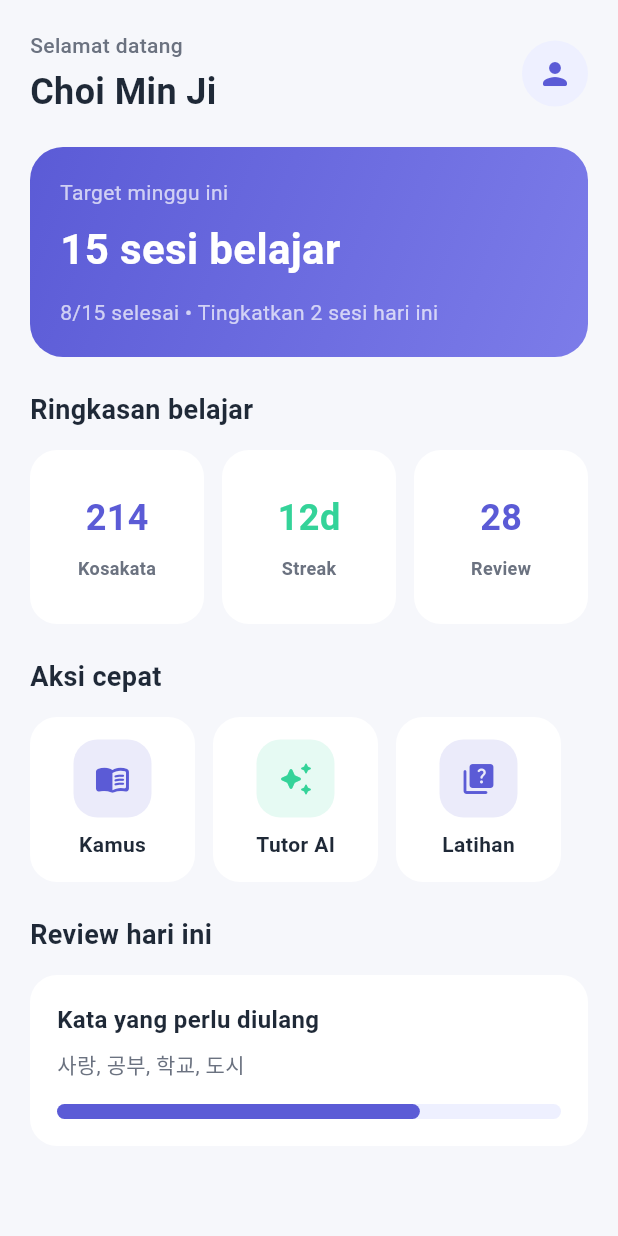
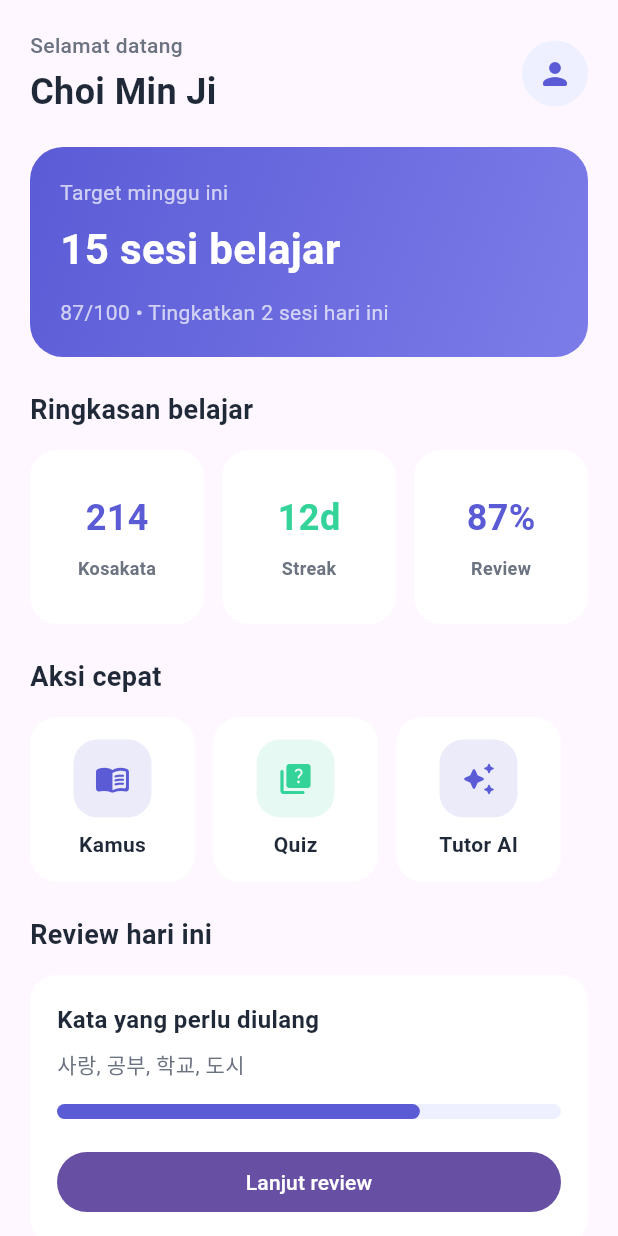
Before and after one commit to xawo871/koreamate-app, a Flutter app: the HomePage screen opened directly, on a phone screen of 412 x 824 dp. Run offline on Flutter 3.47's test engine with Material 3 defaults, Android fonts, the phone set to English and light mode, and no system bars; statements that could not run were skipped.

Commit message:
Add persisted learning progress data so the app keeps vocabulary, review, and quiz state across sessions instead of staying purely static.

```diff
--- a/apps/mobile/lib/screens/home_page.dart
+++ b/apps/mobile/lib/screens/home_page.dart
@@ -1,22 +1,40 @@
 import 'package:flutter/material.dart';
 
+import '../services/learning_storage.dart';
 import '../theme.dart';
 
-class HomePage extends StatelessWidget {
+class HomePage extends StatefulWidget {
   const HomePage({super.key});
 
   @override
+  State<HomePage> createState() => _HomePageState();
+}
+
+class _HomePageState extends State<HomePage> {
+  late Future<LearningProgress> _progressFuture;
+
+  @override
+  void initState() {
+    super.initState();
+    _progressFuture = LearningStorageService.loadProgress();
+  }
+
+  @override
   Widget build(BuildContext context) {
+    return FutureBuilder<LearningProgress>(
+      future: _progressFuture,
+      builder: (context, snapshot) {
+        final progress = snapshot.data ?? const LearningProgress();
         final statCards = [
-      _StatCard(label: 'Kosakata', value: '214', accent: AppTheme.primary),
-      _StatCard(label: 'Streak', value: '12d', accent: AppTheme.accent),
-      _StatCard(label: 'Review', value: '28', accent: AppTheme.primary),
+          _StatCard(label: 'Kosakata', value: '${progress.vocabularyCount}', accent: AppTheme.primary),
+          _StatCard(label: 'Streak', value: '${progress.streakDays}d', accent: AppTheme.accent),
+          _StatCard(label: 'Review', value: '${progress.reviewRate}%', accent: AppTheme.primary),
         ];
 
         final quickActions = [
-      _QuickAction(icon: Icons.menu_book_rounded, label: 'Kamus', color: AppTheme.primary),
-      _QuickAction(icon: Icons.auto_awesome_rounded, label: 'Tutor AI', color: AppTheme.accent),
-      _QuickAction(icon: Icons.quiz_rounded, label: 'Latihan', color: AppTheme.primary),
+          _QuickAction(icon: Icons.menu_book_rounded, label: 'Kamus', color: AppTheme.primary, route: 'dictionary'),
+          _QuickAction(icon: Icons.quiz_rounded, label: 'Quiz', color: AppTheme.accent, route: 'quiz'),
+          _QuickAction(icon: Icons.auto_awesome_rounded, label: 'Tutor AI', color: AppTheme.primary, route: 'tutor_ai'),
         ];
 
         return Scaffold(
@@ -70,18 +88,18 @@
                       ),
                       borderRadius: BorderRadius.circular(22),
                     ),
-                child: const Column(
+                    child: Column(
                       crossAxisAlignment: CrossAxisAlignment.start,
                       children: [
-                    Text(
+                        const Text(
                           'Target minggu ini',
                           style: TextStyle(
                             color: Colors.white70,
                             fontSize: 14,
                           ),
                         ),
-                    SizedBox(height: 8),
-                    Text(
+                        const SizedBox(height: 8),
+                        const Text(
                           '15 sesi belajar',
                           style: TextStyle(
                             color: Colors.white,
@@ -89,10 +107,10 @@
                             fontWeight: FontWeight.bold,
                           ),
                         ),
-                    SizedBox(height: 12),
+                        const SizedBox(height: 12),
                         Text(
-                      '8/15 selesai • Tingkatkan 2 sesi hari ini',
-                      style: TextStyle(
+                          '${progress.reviewRate}/100 • Tingkatkan 2 sesi hari ini',
+                          style: const TextStyle(
                             color: Colors.white70,
                             fontSize: 14,
                           ),
@@ -138,9 +156,7 @@
                         final action = quickActions[index];
                         return GestureDetector(
                           onTap: () {
-                        if (action.label == 'Kamus') {
-                          Navigator.of(context).pushNamed('dictionary');
-                        }
+                            Navigator.of(context).pushNamed(action.route);
                           },
                           child: Container(
                             width: 110,
@@ -193,10 +209,10 @@
                       color: Colors.white,
                       borderRadius: BorderRadius.circular(18),
                     ),
-                child: const Column(
+                    child: Column(
                       crossAxisAlignment: CrossAxisAlignment.start,
                       children: [
-                    Text(
+                        const Text(
                           'Kata yang perlu diulang',
                           style: TextStyle(
                             fontSize: 16,
@@ -204,15 +220,25 @@
                             color: AppTheme.text,
                           ),
                         ),
-                    SizedBox(height: 8),
-                    Text('사랑, 공부, 학교, 도시', style: TextStyle(color: AppTheme.muted)),
-                    SizedBox(height: 16),
-                    LinearProgressIndicator(
+                        const SizedBox(height: 8),
+                        const Text('사랑, 공부, 학교, 도시', style: TextStyle(color: AppTheme.muted)),
+                        const SizedBox(height: 16),
+                        const LinearProgressIndicator(
                           value: 0.72,
                           minHeight: 10,
                           borderRadius: BorderRadius.all(Radius.circular(99)),
                           backgroundColor: AppTheme.primarySoft,
                           valueColor: AlwaysStoppedAnimation<Color>(AppTheme.primary),
+                        ),
+                        const SizedBox(height: 18),
+                        SizedBox(
+                          width: double.infinity,
+                          child: FilledButton(
+                            onPressed: () {
+                              Navigator.of(context).pushNamed('review');
+                            },
+                            child: const Text('Lanjut review'),
+                          ),
                         ),
                       ],
                     ),
@@ -221,6 +247,8 @@
               ),
             ),
           ),
+        );
+      },
     );
   }
 }
@@ -274,10 +302,12 @@
   final IconData icon;
   final String label;
   final Color color;
+  final String route;
 
   const _QuickAction({
     required this.icon,
     required this.label,
     required this.color,
+    required this.route,
   });
 }
--- a/apps/mobile/lib/screens/tutor_ai_page.dart
+++ b/apps/mobile/lib/screens/tutor_ai_page.dart
@@ -1,4 +1,6 @@
 import 'package:flutter/material.dart';
+
+import '../theme.dart';
 
 class TutorAiPage extends StatelessWidget {
   const TutorAiPage({super.key});
@@ -42,7 +44,7 @@
                   SizedBox(height: 8),
                   Text(
                     'Rekomendasi: ulang 5 kosakata yang paling sering muncul di review.',
-                    style: TextStyle(color: Color(0xFF6B7280)),
+                    style: TextStyle(color: AppTheme.muted),
                   ),
                 ],
               ),
@@ -64,7 +66,7 @@
                 ),
                 child: Row(
                   children: [
-                    const Icon(Icons.auto_awesome_rounded, color: Color(0xFF5B5BD6)),
+                    const Icon(Icons.auto_awesome_rounded, color: AppTheme.primary),
                     const SizedBox(width: 12),
                     Expanded(child: Text(item)),
                   ],
--- /dev/null
+++ b/apps/mobile/lib/services/learning_storage.dart
@@ -0,0 +1,56 @@
+import 'package:flutter/material.dart';
+
+import '../services/learning_storage.dart';
+
+class LearningProgress {
+  final int vocabularyCount;
+  final int streakDays;
+  final int reviewRate;
+
+  const LearningProgress({
+    this.vocabularyCount = 214,
+    this.streakDays = 12,
+    this.reviewRate = 87,
+  });
+}
+
+class LearningStorageService {
+  static const String _vocabularyCountKey = 'learning_vocabulary_count';
+  static const String _streakDaysKey = 'learning_streak_days';
+  static const String _reviewRateKey = 'learning_review_rate';
+  static const String _quizScoreKey = 'learning_quiz_score';
+  static const String _quizTotalKey = 'learning_quiz_total';
+
+  static Future<void> saveVocabularyCount(int value) async {
+    final prefs = await SharedPreferences.getInstance();
+    await prefs.setInt(_vocabularyCountKey, value);
+  }
+
+  static Future<void> saveStreakDays(int value) async {
+    final prefs = await SharedPreferences.getInstance();
+    await prefs.setInt(_streakDaysKey, value);
+  }
+
+  static Future<void> saveReviewRate(int value) async {
+    final prefs = await SharedPreferences.getInstance();
+    await prefs.setInt(_reviewRateKey, value);
+  }
+
+  static Future<void> saveQuizResult(int score, int total) async {
+    final prefs = await SharedPreferences.getInstance();
+    await prefs.setInt(_quizScoreKey, score);
+    await prefs.setInt(_quizTotalKey, total);
+  }
+
+  static Future<LearningProgress> loadProgress() async {
+    final prefs = await SharedPreferences.getInstance();
+    final vocabularyCount = prefs.getInt(_vocabularyCountKey) ?? 214;
+    final streakDays = prefs.getInt(_streakDaysKey) ?? 12;
+    final reviewRate = prefs.getInt(_reviewRateKey) ?? 87;
+    return LearningProgress(
+      vocabularyCount: vocabularyCount,
+      streakDays: streakDays,
+      reviewRate: reviewRate,
+    );
+  }
+}
--- a/apps/mobile/pubspec.yaml
+++ b/apps/mobile/pubspec.yaml
@@ -14,6 +14,7 @@
     sdk: flutter
   cupertino_icons: ^1.0.0
   http: ^1.2.2
+  shared_preferences: ^2.3.3
 
 dev_dependencies:
   flutter_test:
```
Also changed, not shown: apps/mobile/lib/app.dart (+13 -5 lines), apps/mobile/lib/screens/progress_page.dart (+35 -14 lines), apps/mobile/lib/screens/quiz_page.dart (+11 -2 lines). Lines whose indentation alone changed are shown as unchanged.
